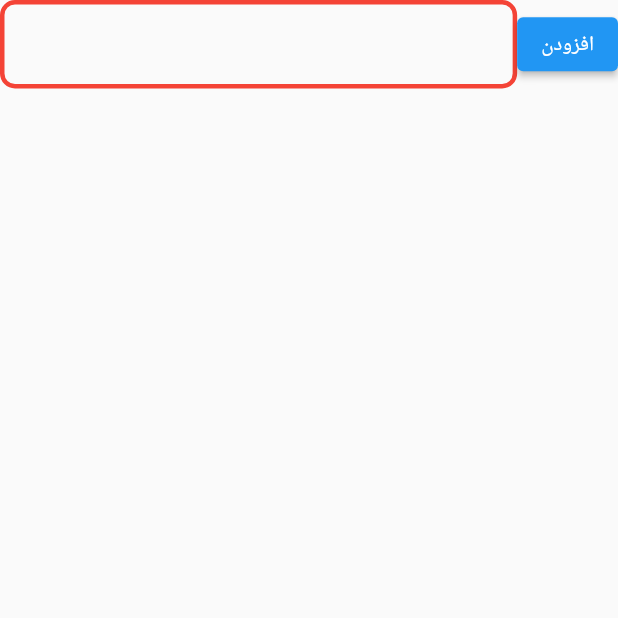
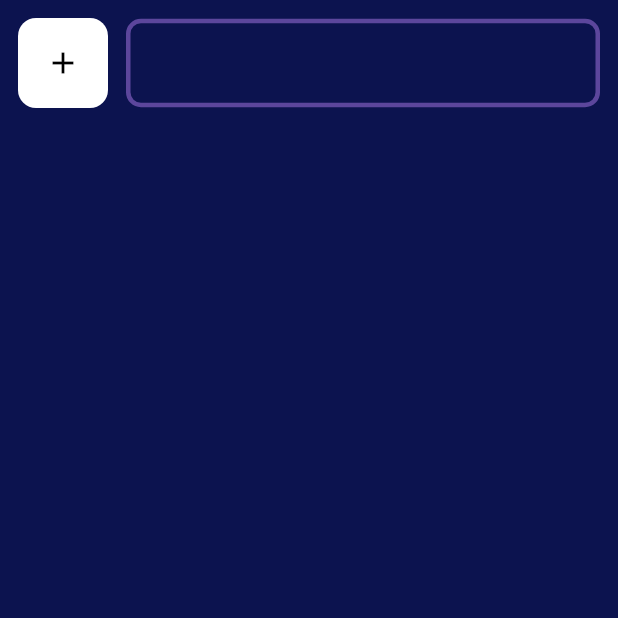
Before and after one commit to amirahmadadibi/7learn_todo, a Flutter app: the screen it shows after launch, on a phone screen of 412 x 824 dp, the top half of it. Run offline on Flutter 3.47's test engine with Material 2 defaults, Android fonts, the phone set to English and light mode, and no system bars; our stand-ins replace hive, hive_flutter; accounts and stored records are empty.

Commit message:
S08 E18 redisgin of application part one

```diff
--- a/lib/main.dart
+++ b/lib/main.dart
@@ -26,11 +26,16 @@ class _MyAppState extends State<MyApp> {
   @override
   Widget build(BuildContext context) {
     return MaterialApp(
-        home: Scaffold(
+        home: Directionality(
+      textDirection: TextDirection.rtl,
+      child: Scaffold(
+        backgroundColor: Color(0xff0C134F),
         body: SafeArea(
             child: Column(
           children: [
-          Row(
+            Container(
+              margin: EdgeInsets.all(12),
+              child: Row(
                 children: [
                   Expanded(
                     child: TextField(
@@ -38,29 +43,44 @@ class _MyAppState extends State<MyApp> {
                       decoration: InputDecoration(
                         enabledBorder: OutlineInputBorder(
                           borderRadius: BorderRadius.circular(10),
-                      borderSide: BorderSide(width: 3, color: Colors.red),
+                          borderSide:
+                              BorderSide(width: 3, color: Color(0xff5C469C)),
                         ),
                         focusedBorder: OutlineInputBorder(
                           borderRadius: BorderRadius.circular(10),
-                      borderSide: BorderSide(width: 3, color: Colors.green),
+                          borderSide:
+                              BorderSide(width: 3, color: Color(0xfffD4ADFC)),
                         ),
                       ),
                     ),
                   ),
-              ElevatedButton(
-                  onPressed: () {
-
+                  SizedBox(
+                    width: 12,
+                  ),
+                  GestureDetector(
+                    onTap: () {
                       Note note = Note(note: controller.text, isDone: false);
                       noteBox.add(note);
-
 
                       setState(() {
                         controller.text = '';
                       });
-
                     },
-                  child: Text('افزودن'))
+                    child: Container(
+                      height: 60,
+                      width: 60,
+                      decoration: BoxDecoration(
+                        borderRadius: BorderRadius.circular(12),
+                        color: Colors.white,
+                      ),
+                      child: Icon(
+                        Icons.add,
+                        color: Colors.black,
+                      ),
+                    ),
+                  )
                 ],
+              ),
             ),
             Expanded(
                 child: ValueListenableBuilder(
@@ -75,16 +95,19 @@ class _MyAppState extends State<MyApp> {
                       },
                       child: Row(
                         children: [
-                        Text(
-                          noteBox.values.toList()[index].note,
-                          style: TextStyle(fontSize: 22),
-                        ),
                           Checkbox(
                               value: noteBox.values.toList()[index].isDone,
                               onChanged: (check) {
                                 noteBox.values.toList()[index].isDone = check!;
                                 noteBox.values.toList()[index].save();
-                            })
+                              }),
+                          Text(
+                            noteBox.values.toList()[index].note,
+                            style: TextStyle(
+                                fontSize: 22,
+                                color: Colors.white,
+                                fontFamily: 'koodak'),
+                          ),
                         ],
                       ),
                     );
@@ -94,6 +117,7 @@ class _MyAppState extends State<MyApp> {
             ))
           ],
         )),
+      ),
     )
 
         //        ListView.builder(
```
Also changed, not shown: pubspec.yaml (+4 -4 lines), fonts/koodak.ttf (added). Lines whose indentation alone changed are shown as unchanged.
